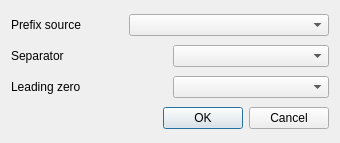
Qt form ui/wizard/ui_code_property.ui (gltn/stdm) before a commit.
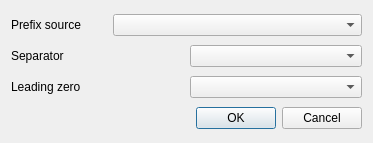
The same form after that commit.

```diff
--- a/ui/wizard/ui_code_property.ui
+++ b/ui/wizard/ui_code_property.ui
@@ -6,7 +6,7 @@
    <rect>
     <x>0</x>
     <y>0</y>
-    <width>340</width>
+    <width>373</width>
     <height>143</height>
    </rect>
   </property>
@@ -45,7 +45,7 @@
        </property>
        <property name="minimumSize">
         <size>
-         <width>200</width>
+         <width>249</width>
          <height>0</height>
         </size>
        </property>
```
